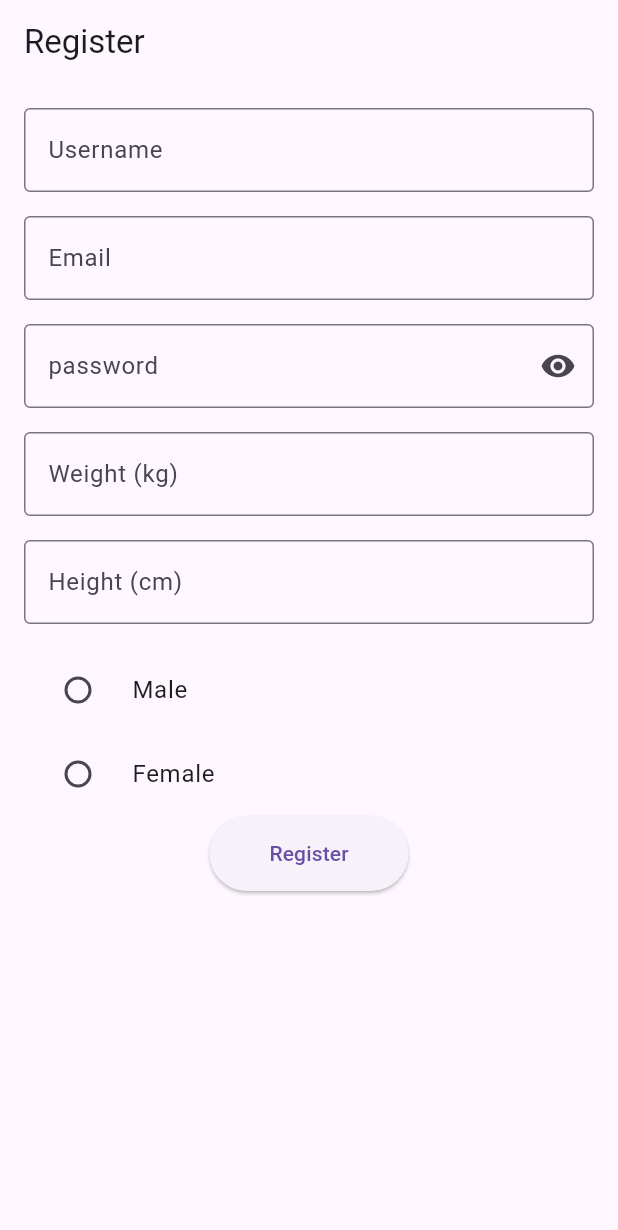
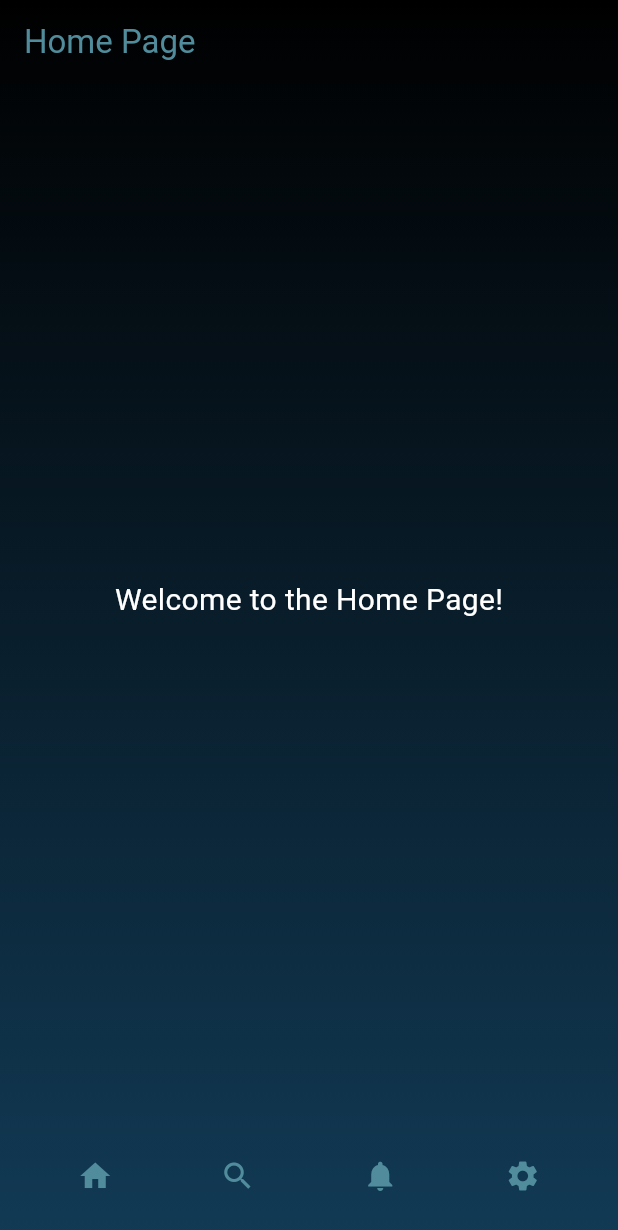
Before and after one commit to OmarBouhlal/xpFit, a Flutter app: the screen it shows after launch, on a phone screen of 412 x 824 dp. Shown: the top 1230 px of the screen. Run offline on Flutter 3.47's test engine with Material 3 defaults, Android fonts, the phone set to English and light mode, and no system bars; our stand-ins replace sqflite; missing offline and left inert: dart:ffi; accounts and stored records are empty.

Commit message:
Homepage creation
theme of the home page

```diff
--- /dev/null
+++ b/xp_fit/lib/UI/pages/home.page.dart
@@ -0,0 +1,85 @@
+import 'package:flutter/material.dart';
+
+void main() {
+  runApp(MaterialApp(
+    theme: ThemeData(
+      // Set default brightness to dark for better contrast on dark backgrounds
+      brightness: Brightness.dark,
+      // Make app bar theme transparent
+      appBarTheme: AppBarTheme(
+        color: Colors.transparent,
+        elevation: 0,
+      ),
+      // Make scaffoldBackgroundColor transparent to allow Container gradient to show
+      scaffoldBackgroundColor: Colors.transparent,
+    ),
+    home: HomePage(),
+  ));
+}
+
+class HomePage extends StatelessWidget {
+  const HomePage({super.key});
+
+  @override
+  Widget build(BuildContext context) {
+    return Container(
+      // Gradient background container that will be underneath everything
+      decoration: BoxDecoration(
+        gradient: LinearGradient(
+          colors: [const Color.fromARGB(255, 0, 0, 0), const Color.fromARGB(255, 53, 174, 255)],
+          begin: Alignment.topCenter,
+          end: Alignment(0.0, 5.0),
+        ),
+      ),
+      // Scaffold inside the container with a transparent background
+      child: Scaffold(
+        backgroundColor: Colors.transparent, // Make scaffold background transparent
+        appBar: AppBar(
+            title: Text(
+            'Home Page',
+            style: TextStyle(color: Color.fromRGBO(80, 140, 155,1)),
+            ),
+          backgroundColor: Colors.transparent,
+          elevation: 0,
+        ),
+        body: Center(
+          child: Text(
+            'Welcome to the Home Page!',
+            style: TextStyle(fontSize: 20, color: Colors.white),
+          ),
+        ),
+        bottomNavigationBar: Theme(
+          // Override the bottom nav theme to ensure transparency
+          data: Theme.of(context).copyWith(
+            canvasColor: Colors.transparent,
+          ),
+          child: BottomAppBar(
+            color: Colors.transparent,
+            elevation: 0,
+            child: Row(
+              mainAxisAlignment: MainAxisAlignment.spaceAround,
+              children: [
+                IconButton(
+                  icon: Icon(Icons.home, color: const  Color.fromRGBO(80, 140, 155,1)),
+                  onPressed: () {},
+                ),
+                IconButton(
+                  icon: Icon(Icons.search, color: const  Color.fromRGBO(80, 140, 155,1)),
+                  onPressed: () {},
+                ),
+                IconButton(
+                  icon: Icon(Icons.notifications, color: const  Color.fromRGBO(80, 140, 155,1)),
+                  onPressed: () {},
+                ),
+                IconButton(
+                  icon: Icon(Icons.settings, color: const  Color.fromRGBO(80, 140, 155,1)),
+                  onPressed: () {},
+                ),
+              ],
+            ),
+          ),
+        ),
+      ),
+    );
+  }
+}
--- a/xp_fit/lib/main.dart
+++ b/xp_fit/lib/main.dart
@@ -1,6 +1,7 @@
 import 'package:flutter/material.dart';
 
 import 'package:xp_fit/UI/pages/auth/register.page.dart';
+import 'package:xp_fit/UI/pages/home.page.dart';
 
 void main() => runApp(MyApp());
 
@@ -10,7 +11,7 @@ class MyApp extends StatelessWidget {
   @override
   Widget build(BuildContext context) {
     return MaterialApp(
-      routes: {"/": (context) => RegisterPage()},
+      routes: {"/": (context) => HomePage()},
       theme: ThemeData(primarySwatch: Colors.deepOrange),
       initialRoute: "/",
     );
```
